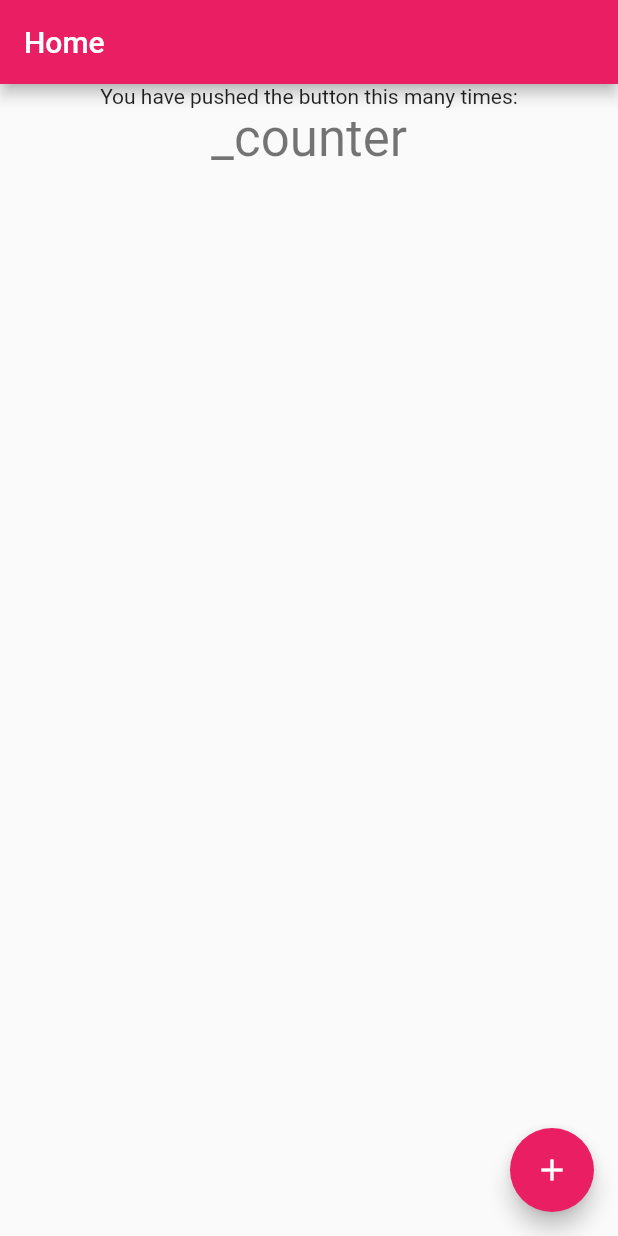
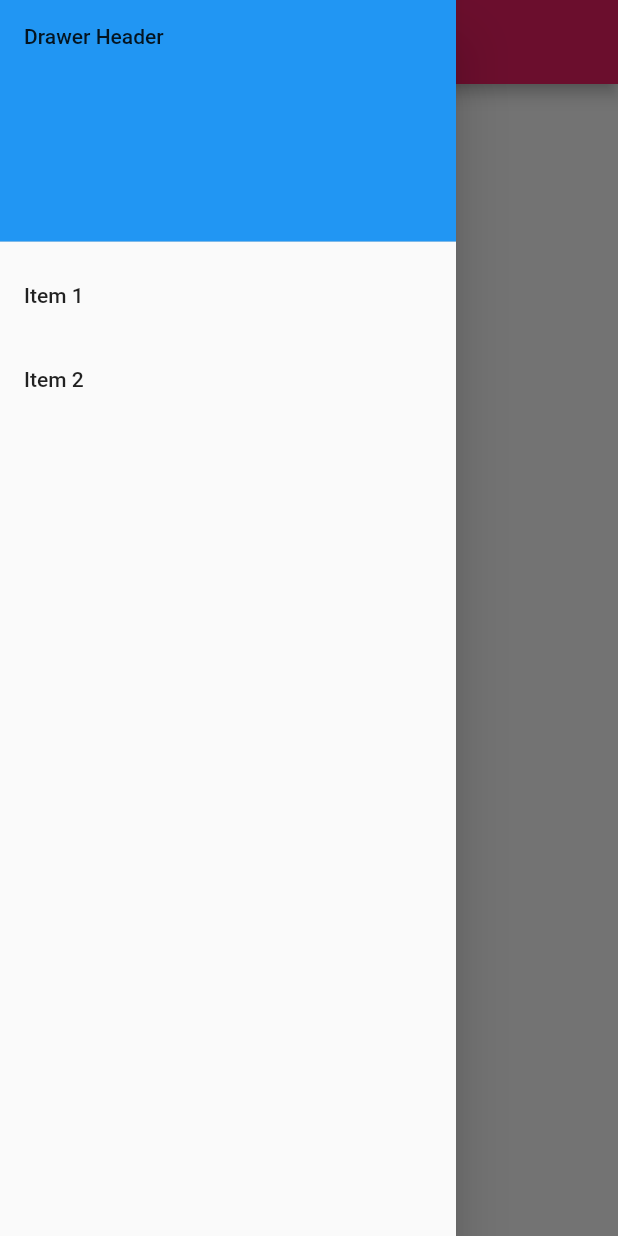
Before and after one commit to claudioscheer/login-sample-flutter, a Flutter app: the screen it shows after launch, with the side drawer open (before the commit the screen has no drawer), on a phone screen of 412 x 824 dp. Run offline on Flutter 3.47's test engine with Material 2 defaults, Android fonts, the phone set to English and light mode, and no system bars.

Commit message:
Home screen drawer

```diff
--- a/lib/screens/home.dart
+++ b/lib/screens/home.dart
@@ -7,24 +7,38 @@ class HomeScreen extends StatelessWidget {
       appBar: AppBar(
         title: Text('Home'),
       ),
-      body: Center(
-        child: Column(
-          // mainAxisAlignment: MainAxisAlignment.center,
+      drawer: Drawer(
+        child: ListView(
+          padding: EdgeInsets.zero,
           children: <Widget>[
-            Text(
-              'You have pushed the button this many times:',
+            DrawerHeader(
+              child: Text('Drawer Header'),
+              decoration: BoxDecoration(
+                color: Colors.blue,
+              ),
             ),
-            Text(
-              '_counter',
-              style: Theme.of(context).textTheme.display1,
+            ListTile(
+              title: Text('Item 1'),
+              onTap: () {},
+            ),
+            ListTile(
+              title: Text('Item 2'),
+              onTap: () {},
             ),
           ],
         ),
       ),
-      floatingActionButton: FloatingActionButton(
-        onPressed: () {},
-        tooltip: 'Increment',
-        child: Icon(Icons.add),
+      body: Column(
+        crossAxisAlignment: CrossAxisAlignment.start,
+        children: <Widget>[
+          Text(
+            'You have pushed the button this many times:',
+          ),
+          Text(
+            '_counter',
+            style: Theme.of(context).textTheme.display1,
+          ),
+        ],
       ),
     );
   }
```
